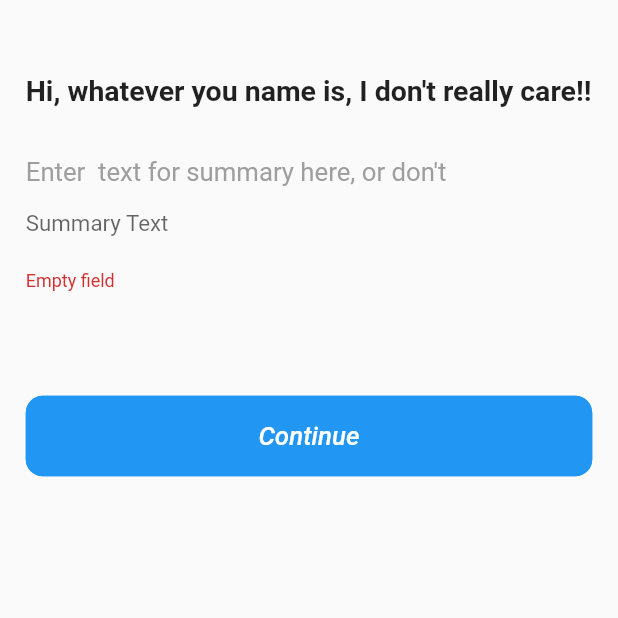
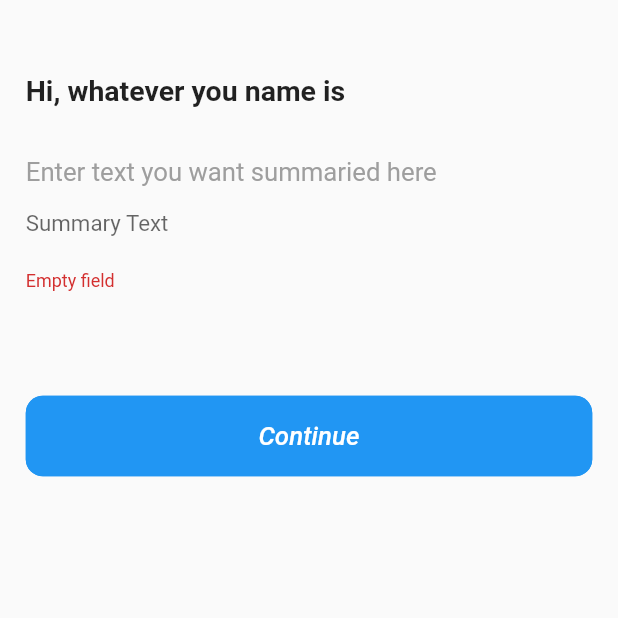
Before and after one commit to virtz/somry, a Flutter app: the screen it shows after launch, after a tap on "Continue", on a phone screen of 412 x 824 dp, the top half of it. Run offline on Flutter 3.47's test engine with Material 2 defaults, Android fonts, the phone set to English and light mode, and no system bars; our stand-ins replace auto_route, dartz, flutter_dotenv, flutter_screenutil, freezed_annotation, get_it and 3 more.

```diff
--- a/lib/domain/core/index.dart
+++ b/lib/domain/core/index.dart
@@ -1,3 +1,7 @@
+import 'package:flutter_dotenv/flutter_dotenv.dart';
+
 class HttpService {
-  final String url = "https://api.smmry.com/&SM_API_KEY=AF3F427ABE";
+  String apiKey = dotenv.get('APIKEY');
+  final String url =
+      "https://api.smmry.com/&SM_API_KEY=${dotenv.get("APIKEY")}";
 }
--- a/lib/main.dart
+++ b/lib/main.dart
@@ -1,9 +1,11 @@
 import 'package:flutter/material.dart';
+import 'package:flutter_dotenv/flutter_dotenv.dart';
 import 'package:somry/injection.dart';
 
 import 'presentation/core/app_widget.dart';
 
-void main() {
+Future<void> main() async {
   configureInjection();
-  runApp( MyApp());
+  await dotenv.load(fileName: ".env");
+  runApp(MyApp());
 }
--- a/lib/presentation/home/home.dart
+++ b/lib/presentation/home/home.dart
@@ -36,11 +36,11 @@ class _HomePageState extends State<HomePage> {
                     crossAxisAlignment: CrossAxisAlignment.start,
                     children: [
                       SizedBox(height: size.height * 0.06),
-                      Text('Hi, whatever you name is, I don\'t really care!!',
+                      Text('Hi, whatever you name is',
                           style: TextStyle(
                               fontSize: 16.6.sp, fontWeight: FontWeight.w600)),
                       SizedBox(height: size.height * 0.04),
-                      Text('Enter  text for summary here, or don\'t',
+                      Text('Enter text you want summaried here',
                           style:
                               TextStyle(fontSize: 15.sp, color: Colors.grey)),
                       TextFormField(
```
Also changed, not shown: lib/application/home/home_view_model.dart (+9 -0 lines), lib/config.dart (added, +12 -0 lines), lib/presentation/home/summary_display.dart (+17 -1 lines), pubspec.yaml (+4 -3 lines), pubspec.lock, 1 other file.
